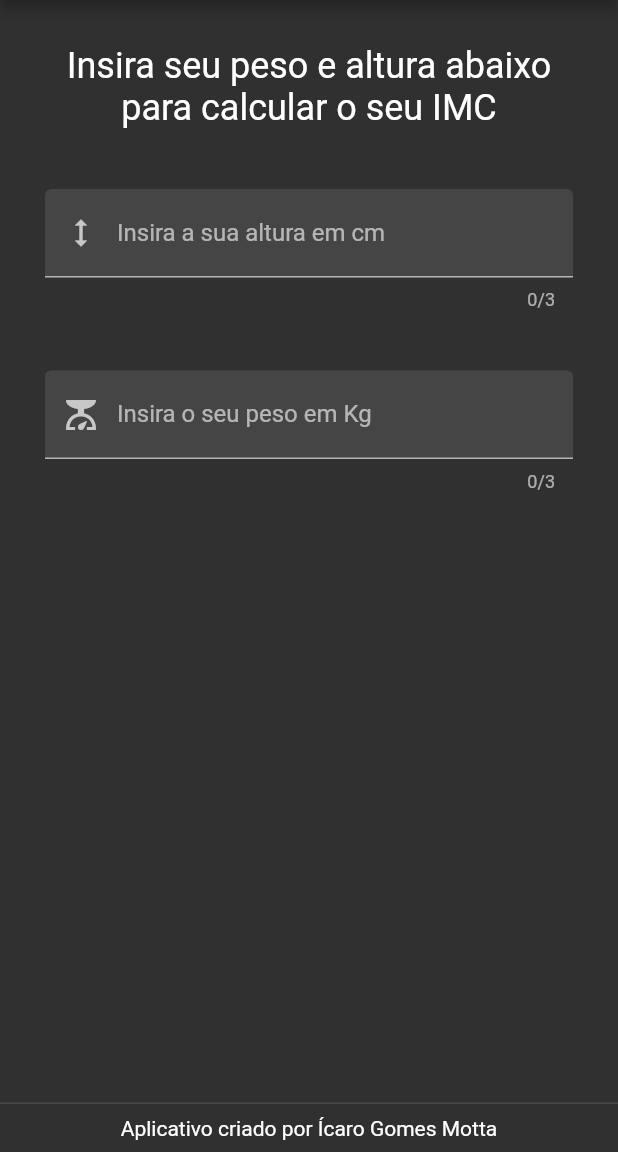
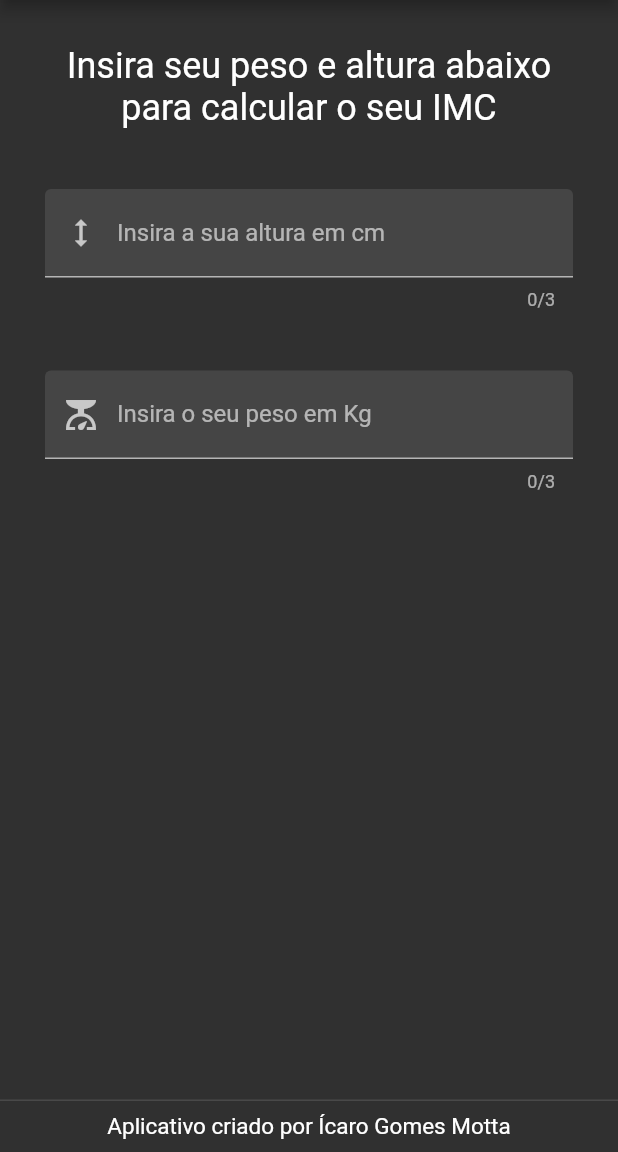
Before and after one commit to icarosuper/imc_calculator, a Flutter app: the screen it shows after launch, on a phone screen of 412 x 824 dp, the part 84-1236 px from its top. Run offline on Flutter 3.47's test engine with Material 2 defaults, Android fonts, the phone set to English and light mode, and no system bars.

Commit message:
refactor: alterando estilização do footer.

```diff
--- a/lib/components/footer.dart
+++ b/lib/components/footer.dart
@@ -5,6 +5,10 @@ class Footer extends StatelessWidget {
 
   @override
   Widget build(BuildContext context) {
-    return const Center(child: Text('Aplicativo criado por Ícaro Gomes Motta'));
+    return const Center(
+        child: Text(
+      'Aplicativo criado por Ícaro Gomes Motta',
+      style: TextStyle(fontSize: 15),
+    ));
   }
 }
--- a/lib/main.dart
+++ b/lib/main.dart
@@ -16,7 +16,7 @@ class MyApp extends StatelessWidget {
       theme: ThemeData.dark(),
       home: Scaffold(
         appBar: AppBar(title: const Center(child: Text('Calculadora de IMC'))),
-        body: const SafeArea(child: ImcCalculationScreen()),
+        body: const ImcCalculationScreen(),
         persistentFooterButtons: const [Footer()],
       ),
     );
```
